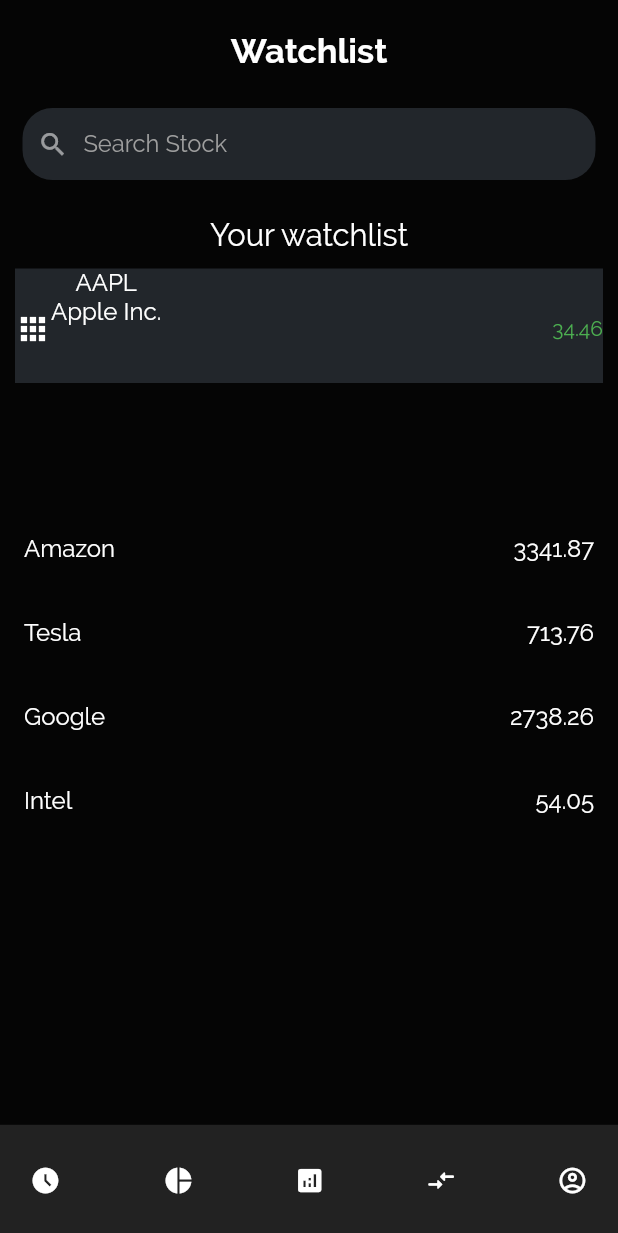
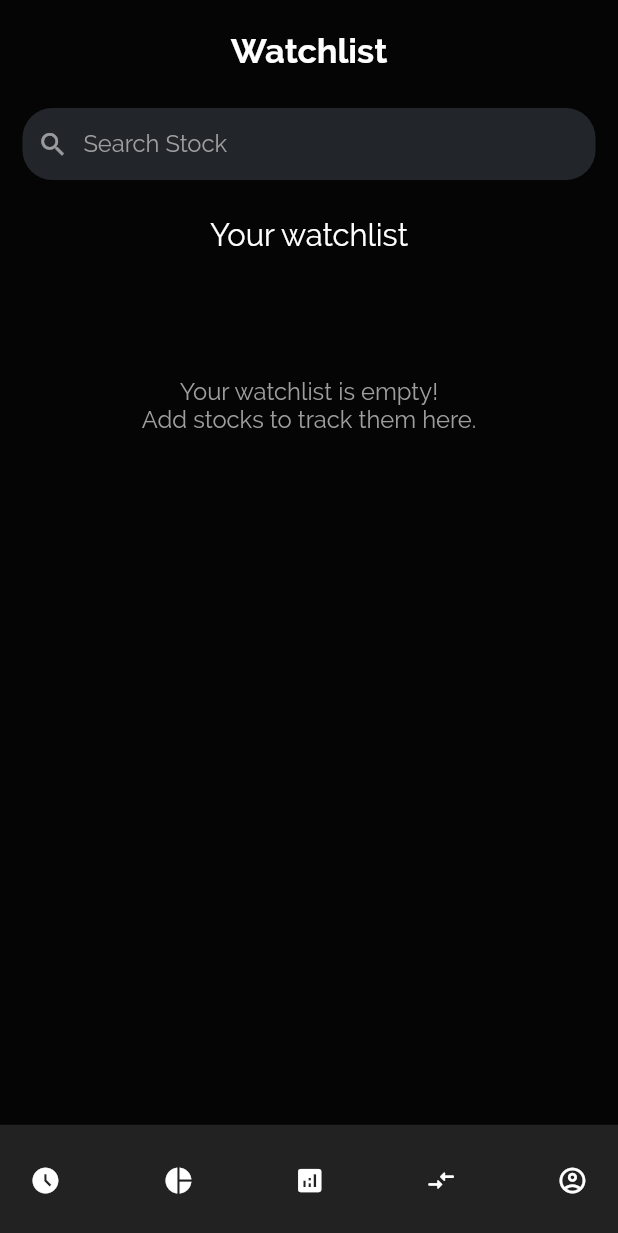
Before and after one commit to HarshRathi2511/Stock-trader, a Flutter app: the screen it shows after launch, on a phone screen of 412 x 824 dp. Shown: the top 1233 px of the screen. Run offline on Flutter 3.47's test engine with Material 2 defaults, Android fonts, the phone set to English and light mode, and no system bars; drawn by our look-alikes of google_nav_bar; our stand-ins replace pie_chart; missing offline and left inert: link_text.

Commit message:
central provider made

```diff
--- a/lib/main.dart
+++ b/lib/main.dart
@@ -1,8 +1,6 @@
 import 'package:provider/provider.dart';
 import 'package:stock_trader/providers/news_provider.dart';
-import 'package:stock_trader/providers/watchlist_provider.dart';
-import 'package:stock_trader/providers/orders.dart';
-import 'package:stock_trader/providers/stocks.dart';
+import 'package:stock_trader/providers/stock.dart';
 import 'package:stock_trader/screens/news_detail_screen.dart';
 import 'package:stock_trader/screens/stock_detail_screen.dart';
 import 'package:stock_trader/screens/tabs_screen.dart';
@@ -19,13 +17,7 @@ class MyApp extends StatelessWidget {
     return MultiProvider(
       providers:[
        ChangeNotifierProvider(
-         create: (ctx)=>Stocks(),
-       ),
-       ChangeNotifierProvider(
-         create: (ctx)=>Orders(),
-       ),
-       ChangeNotifierProvider(
-         create: (_) => WatchListProvider(),
+         create: (ctx)=>StockProvider(),
        ),
        ChangeNotifierProvider(
          create: (_) => NewsProvider(),
--- a/lib/providers/orders.dart
+++ /dev/null
@@ -1,29 +0,0 @@
-import 'package:flutter/cupertino.dart';
-class OrderItem {
-  final String id;
-  final String title;
-  final String price;
-  final String symbol;
-  final String quantity;
-  final String totalAmount;
-
-  OrderItem(
-      {required this.id,
-      required this.title,
-      required this.price,
-      required this.symbol,
-      required this.quantity,
-      required this.totalAmount});
-}
-class Orders with ChangeNotifier {
-
-  List<OrderItem> _orders =[];
-
-  List <OrderItem> get orders {
-    return [..._orders];
-  }
-
-  void addOrder () {
-
-  }
-}
--- a/lib/providers/share.dart
+++ /dev/null
@@ -1,31 +0,0 @@
-//class defining a single share
-import 'package:flutter/cupertino.dart';
-
-class Share with ChangeNotifier {
-  final String title;
-  final String id;
-  final String price;
-  final String symbol;
-  bool isWatchlist;
-
-  Share(
-      {required this.title,
-      required this.id,
-      required this.price,
-      required this.symbol,
-      this.isWatchlist = false});
-
-   void toggleWatchlist(String shareId) {
-
-
-     if(isWatchlist==true) {
-       isWatchlist=false;
-     }
-     else {
-       isWatchlist=true;
-     }
-
-     notifyListeners();
-
-   }
-}
--- /dev/null
+++ b/lib/providers/stock.dart
@@ -0,0 +1,60 @@
+import 'package:flutter/material.dart';
+
+class Stock {
+  String symbol;
+  String title;
+  double stockPrice;
+  double percentageChange;
+  bool didPriceIncrease;
+  Icon stockIcon;
+  int? stockQuantityIfOrdered;
+
+  Stock(
+      {required this.title,
+      required this.symbol,
+      required this.percentageChange,
+      required this.didPriceIncrease,
+      required this.stockPrice,
+      required this.stockIcon,
+      this.stockQuantityIfOrdered});
+}
+
+class StockProvider with ChangeNotifier {
+  //id will be the symbol
+  List<Map<String, Stock>> _portfolioStocks = [];
+  List<Map<String, Stock>> _watchListStocks = [];
+  List<Map<String, Stock>> _transactedListStocks = [];
+  List<Map<String, Stock>> _orderedStocks = [];
+
+  List<Map<String, Stock>> get portfolioStocks {
+    return [..._portfolioStocks];
+  }
+
+  List<Map<String, Stock>> get watchListStocks {
+    return [..._watchListStocks];
+  }
+
+  List<Map<String, Stock>> get transactedListStocks {
+    return [..._transactedListStocks];
+  }
+
+  List<Map<String, Stock>> get orderedStocks {
+    return [..._orderedStocks];
+  }
+
+  int get watchListStockCount {
+    return _watchListStocks.length;
+  }
+
+  int get portfolioStockCount {
+    return _portfolioStocks.length;
+  }
+
+  int get transactedListStockCount {
+    return _transactedListStocks.length;
+  }
+
+  int get ordersListStockCount {
+    return _orderedStocks.length;
+  }
+}
--- a/lib/providers/stocks.dart
+++ /dev/null
@@ -1,22 +0,0 @@
-import 'package:flutter/cupertino.dart';
-import 'package:stock_trader/providers/share.dart';
-
-class Stocks with ChangeNotifier {
-
-  List <Share> _stocks =[
-    Share(id: 's1',title: 'Amazon',symbol: 'AMZN',price: '3341.87'),
-    Share(id: 's2',title: 'Tesla',symbol: 'TSLA',price: '713.76'),
-    Share(id: 's3',title: 'Google',symbol: 'GOOGL',price: '2738.26'),
-    Share(id: 's4',title: 'Intel',symbol: 'INTC',price: '54.05'),
-  ];
-
-  List <Share> get stocks {
-    return [..._stocks];
-  }
-
-  List <Share> get watchlistedStocks {
-    return _stocks.where((share) => share.isWatchlist==true).toList();
-  }
-
-
-}
--- a/lib/providers/watchlist_provider.dart
+++ /dev/null
@@ -1,80 +0,0 @@
-import 'package:flutter/material.dart';
-
-class WatchListStock {
-  String symbol;
-  String title;
-  double stockPrice;
-  double percentageChange;
-  bool didPriceIncrease;
-  Icon stockIcon;
-
-  WatchListStock({
-    required this.title,
-    required this.symbol,
-    required this.percentageChange,
-    required this.didPriceIncrease,
-    required this.stockPrice,
-    required this.stockIcon,
-  });
-}
-
-class WatchListProvider with ChangeNotifier {
-  List<Map<String, WatchListStock>> _watchList = [
-    {
-      't1': WatchListStock(
-          didPriceIncrease: true,
-          percentageChange: 3,
-          stockIcon: Icon(
-            Icons.apps_outlined,
-            color: Colors.white,
-          ),
-          stockPrice: 34.46,
-          symbol: 'AAPL',
-          title: 'Apple Inc.')
-    },
-    {
-      't2': WatchListStock(
-          didPriceIncrease: true,
-          percentageChange: 3,
-          stockIcon: Icon(
-            Icons.apps_outlined,
-            color: Colors.white,
-          ),
-          stockPrice: 34.46,
-          symbol: 'AAPL',
-          title: 'Apple Inc.')
-    },
-    {
-      't3': WatchListStock(
-          didPriceIncrease: true,
-          percentageChange: 3,
-          stockIcon: Icon(
-            Icons.apps_outlined,
-            color: Colors.white,
-          ),
-          stockPrice: 34.46,
-          symbol: 'AAPL',
-          title: 'Apple Inc.')
-    },
-    {
-      't4': WatchListStock(
-          didPriceIncrease: true,
-          percentageChange: 3,
-          stockIcon: Icon(
-            Icons.apps_outlined,
-            color: Colors.white,
-          ),
-          stockPrice: 34.46,
-          symbol: 'AAPL',
-          title: 'Apple Inc.')
-    }
-  ];
-
-  List<Map<String, WatchListStock>> get watchList {
-    return [..._watchList];
-  }
-
-  int get numOfStocks {
-    return _watchList.length;
-  }
-}
--- a/lib/screens/stock_detail_screen.dart
+++ b/lib/screens/stock_detail_screen.dart
@@ -1,10 +1,7 @@
 import 'package:flutter/material.dart';
 import 'package:stock_trader/constants.dart';
 import 'package:provider/provider.dart';
-import 'package:stock_trader/providers/orders.dart';
-import 'package:stock_trader/providers/stocks.dart';
-import 'package:stock_trader/screens/stock_detail_screen.dart';
-import 'package:stock_trader/providers/share.dart';
+import 'package:stock_trader/providers/stock.dart';
 
 class StockDetailScreen extends StatelessWidget {
   const StockDetailScreen({Key? key}) : super(key: key);
@@ -17,19 +14,9 @@ class StockDetailScreen extends StatelessWidget {
   @override
   Widget build(BuildContext context) {
     final deviceSize =MediaQuery.of(context).size;
-    final stocksData = Provider.of<Stocks>(context, listen: false);
+    final stockProvider = Provider.of<StockProvider>(context, listen: false);
     final quantityController = TextEditingController();
      String quantity;
-
-     final ordersData = Provider.of<Orders>(context,listen: false);
-
-
-    final route = ModalRoute.of(context);
-    // This will NEVER fail
-    if (route == null) return SizedBox.shrink();
-    final String routeArgId = route.settings.arguments as String;
-
-    final loadedStock = stocksData.stocks.firstWhere((share) => share.id==routeArgId);
 
     return Scaffold(
       appBar: AppBar(
--- a/lib/screens/watchlist_screen.dart
+++ b/lib/screens/watchlist_screen.dart
@@ -1,10 +1,9 @@
 import 'package:flutter/material.dart';
 import 'package:stock_trader/constants.dart';
-import 'package:stock_trader/providers/watchlist_provider.dart';
 import 'package:provider/provider.dart';
 import 'package:stock_trader/widgets/watchlist_card.dart';
 import './stock_detail_screen.dart';
-import '../providers/stocks.dart';
+import '../providers/stock.dart';
 
 
 class WatchlistScreen extends StatelessWidget {
@@ -14,14 +13,13 @@ class WatchlistScreen extends StatelessWidget {
   @override
   Widget build(BuildContext context) {
     final deviceSize = MediaQuery.of(context).size;
-    final watchListProvider = Provider.of<WatchListProvider>(context);
+    final stockProvider = Provider.of<StockProvider>(context);
     var _watchList = [];
     // watchListProvider.watchList.
 
-    for (int i = 0; i < watchListProvider.numOfStocks; i++) {
-      _watchList.add(watchListProvider.watchList[i].values.toList()[0]);
+    for (int i = 0; i < stockProvider.watchListStockCount; i++) {
+      _watchList.add(stockProvider.watchListStocks[i].values.toList()[0]);
     }
-    final stocksData = Provider.of<Stocks>(context,listen: false);
     return Scaffold(
       backgroundColor: Theme.of(context).scaffoldBackgroundColor,
       body: Column(
@@ -100,7 +98,7 @@ class WatchlistScreen extends StatelessWidget {
               fontSize: deviceSize.width * 0.05,
             ),
           ),
-          watchListProvider.numOfStocks == 0
+          stockProvider.watchListStockCount == 0
               ? Column(
                   mainAxisAlignment: MainAxisAlignment.center,
                   children: [
@@ -161,22 +159,22 @@ class WatchlistScreen extends StatelessWidget {
 
             ],
           ),
-          Container(
-            height: deviceSize.height*0.5,
-            child: ListView.builder(
-              itemCount: stocksData.stocks.length,
-              itemBuilder: (c,i){
-                return ListTile(
-                  title: Text(stocksData.stocks[i].title,style:profilePageStyle),
-                  trailing: Text(stocksData.stocks[i].price,style:profilePageStyle),
-                  onTap: (){
-                    Navigator.of(context).pushNamed(StockDetailScreen.routeName,arguments:stocksData.stocks[i].id);
-                  },
+          // Container(
+          //   height: deviceSize.height*0.5,
+          //   child: ListView.builder(
+          //     itemCount: stocksData.stocks.length,
+          //     itemBuilder: (c,i){
+          //       return ListTile(
+          //         title: Text(stocksData.stocks[i].title,style:profilePageStyle),
+          //         trailing: Text(stocksData.stocks[i].price,style:profilePageStyle),
+          //         onTap: (){
+          //           Navigator.of(context).pushNamed(StockDetailScreen.routeName,arguments:stocksData.stocks[i].id);
+          //         },
 
-                );
-              },
-            ),
-          ),
+          //       );
+          //     },
+          //   ),
+          // ),
         ],
       ),
     );
```
